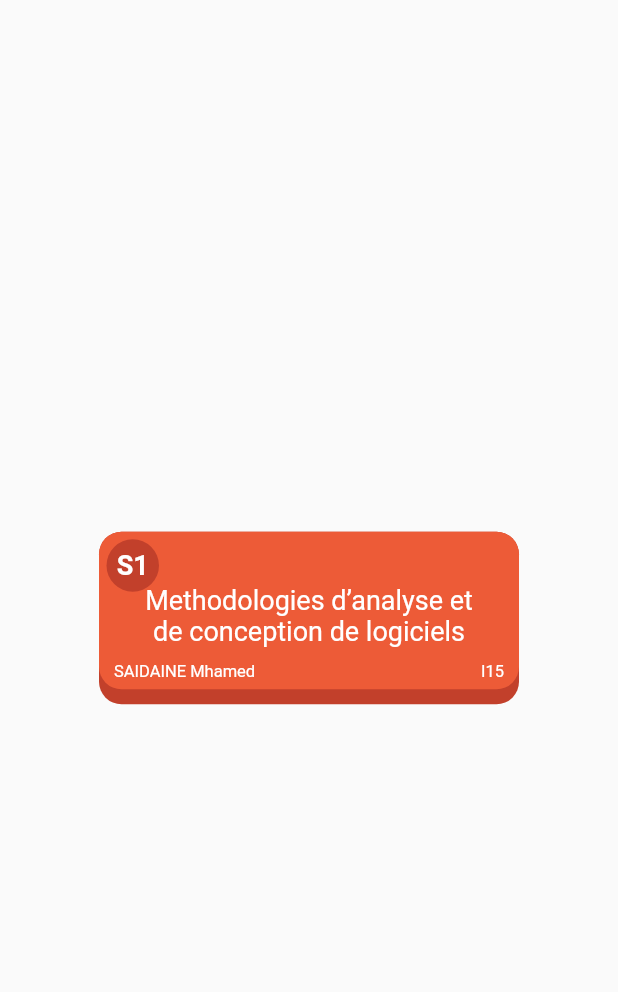
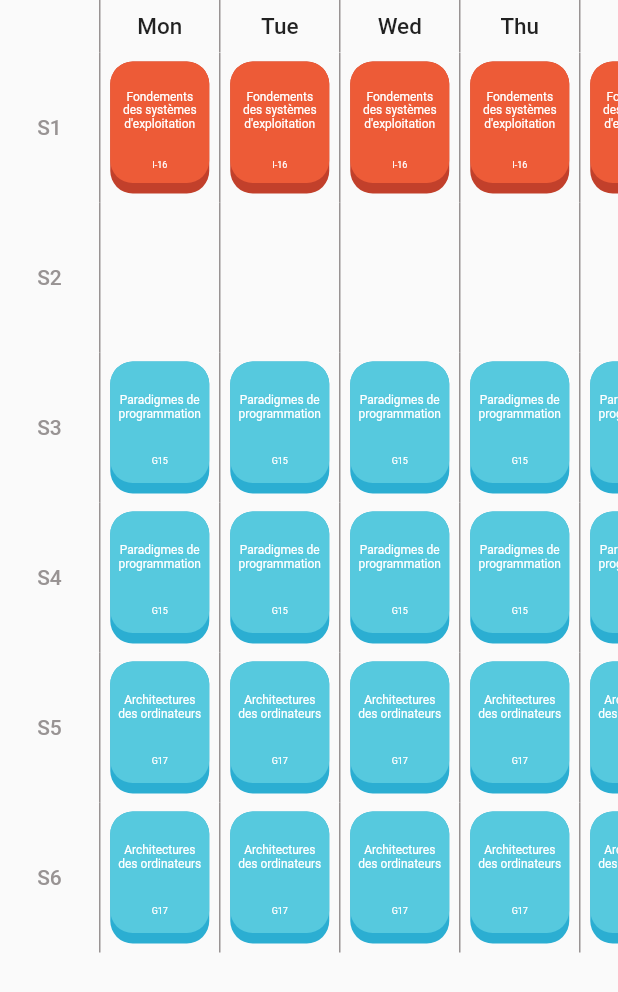
Before and after one commit to KouzanaFedi/Schedule-app, a Flutter app: the screen it shows after launch, on a phone screen of 412 x 824 dp. Shown: the top 992 px of the screen. Run offline on Flutter 3.47's test engine with Material 2 defaults, Android fonts, the phone set to English and light mode, and no system bars; missing offline and left inert: linked_scroll_controller; statements that could not run were skipped.

Commit message:
Created the byWeek schedule component

```diff
--- /dev/null
+++ b/lib/Components/ByWeek/dayBar.dart
@@ -0,0 +1,32 @@
+import 'package:flutter/material.dart';
+
+class DayBar extends StatelessWidget {
+  final int greyHex = 0xFF989393;
+  final List<String> days = ['Mon', 'Tue', 'Wed', 'Thu', 'Fri', 'Sat'];
+
+  Widget daySpace(String day) {
+    return Container(
+      child: Center(
+        child: Text(
+          day,
+          style: TextStyle(fontSize: 15, fontWeight: FontWeight.w500),
+        ),
+      ),
+      height: 35,
+      width: 80,
+      decoration: BoxDecoration(
+          border: Border(right: BorderSide(color: Color(greyHex)))),
+    );
+  }
+
+  @override
+  Widget build(BuildContext context) {
+    List<Widget> daysItems = [];
+    for (var day in days) {
+      daysItems.add(daySpace(day));
+    }
+    return Row(
+      children: <Widget>[...daysItems],
+    );
+  }
+}
--- /dev/null
+++ b/lib/Components/ByWeek/subjectBarWeek.dart
@@ -0,0 +1,15 @@
+import 'package:flutter/material.dart';
+import '../ByWeek/subjectsBar.dart';
+
+class SubjectBarWeek extends StatelessWidget {
+  @override
+  Widget build(BuildContext context) {
+    List<Widget> items = [];
+    for (var i = 0; i < 6; i++) {
+      items.add(SubjectsBar());
+    }
+    return Row(
+      children: <Widget>[...items],
+    );
+  }
+}
--- /dev/null
+++ b/lib/Components/ByWeek/subjectsBar.dart
@@ -0,0 +1,91 @@
+import 'package:flutter/material.dart';
+import '../smallCard.dart';
+
+class SubjectsBar extends StatelessWidget {
+  final int greyHex = 0xFF989393;
+  final List day = [
+    {
+      "S": "1",
+      "Matière": "Fondements des systèmes d'exploitation",
+      "Enseignant": "BAROUNI Yosra",
+      "Type": "C",
+      "Salle": "I-16",
+      "Régime": "H"
+    },
+    {
+      "S": "3",
+      "Matière": "Paradigmes de programmation",
+      "Enseignant": "ZALILA Siwar",
+      "Type": "TP",
+      "Salle": "G15",
+      "Régime": "H"
+    },
+    {
+      "S": "4",
+      "Matière": "Paradigmes de programmation",
+      "Enseignant": "ZALILA Siwar",
+      "Type": "TP",
+      "Salle": "G15",
+      "Régime": "H"
+    },
+    {
+      "S": "5",
+      "Matière": "Architectures des ordinateurs",
+      "Enseignant": "LAZREG Nissan",
+      "Type": "TP",
+      "Salle": "G17",
+      "Régime": "Q_B"
+    },
+    {
+      "S": "6",
+      "Matière": "Architectures des ordinateurs",
+      "Enseignant": "LAZREG Nissan",
+      "Type": "TP",
+      "Salle": "G17",
+      "Régime": "Q_B"
+    }
+  ];
+
+  Widget subjectSpace(String subject, String place, String type) {
+    return Container(
+      width: 80,
+      height: 100,
+      child: Center(
+        child: SmallCard(subject: subject, place: place, type: type),
+      ),
+      decoration: BoxDecoration(
+          border: Border(
+        right: BorderSide(color: Color(greyHex)),
+      )),
+    );
+  }
+
+  @override
+  Widget build(BuildContext context) {
+    List<Widget> items = [];
+    Container empty = Container(
+      width: 80,
+      height: 100,
+      decoration: BoxDecoration(
+          border: Border(
+        right: BorderSide(color: Color(greyHex)),
+      )),
+    );
+    int current = 0;
+    for (var i = 1; i <= 6; i++) {
+      if (current < day.length) {
+        if (int.parse(day[current]["S"]) == i) {
+          items.add(subjectSpace(day[current]["Matière"], day[current]["Salle"],
+              day[current]["Type"]));
+          current++;
+        } else {
+          items.add(empty);
+        }
+      } else
+        items.add(empty);
+    }
+    return Column(
+      children: <Widget>[...items],
+    );
+  }
+}
--- /dev/null
+++ b/lib/Components/ByWeek/timeBar.dart
@@ -0,0 +1,37 @@
+import 'package:flutter/material.dart';
+import '../smallCard.dart';
+
+class TimeBar extends StatelessWidget {
+  final int greyHex = 0xFF989393;
+
+  Widget timeSpace(int i) {
+    return Container(
+      child: Center(
+        child: Text(
+          "S$i",
+          style: TextStyle(color: Color(greyHex), fontWeight: FontWeight.w500),
+        ),
+      ),
+      height: 100,
+      width: 67,
+      decoration: BoxDecoration(
+          border: Border(
+        right: BorderSide(color: Color(greyHex)),
+      )),
+    );
+  }
+
+  @override
+  Widget build(BuildContext context) {
+    List<Widget> barItems = [];
+    for (var i = 1; i <= 6; i++) {
+      barItems.add(timeSpace(i));
+    }
+
+    return Container(
+      child: Column(
+        children: <Widget>[...barItems],
+      ),
+    );
+  }
+}
--- /dev/null
+++ b/lib/Components/smallCard.dart
@@ -0,0 +1,68 @@
+import 'package:flutter/material.dart';
+import '../Interfaces/CardColor.dart';
+
+class SmallCard extends StatelessWidget {
+  final String subject, place, type;
+  final CardColor red = CardColor(0xFFED5B37, 0xFFC2402B);
+  final CardColor yellow = CardColor(0xFFF9A11C, 0xFFE8900E);
+  final CardColor blue = CardColor(0xFF56C9DE, 0xFF2BAED2);
+
+  SmallCard({
+    @required this.subject,
+    @required this.place,
+    @required this.type,
+  });
+
+  @override
+  Widget build(BuildContext context) {
+    CardColor currentColor;
+    switch (this.type) {
+      case 'C':
+        currentColor = this.red;
+        break;
+      case 'TD':
+        currentColor = this.yellow;
+        break;
+      case 'TP':
+        currentColor = this.blue;
+        break;
+    }
+
+    Container topCard = Container(
+        decoration: BoxDecoration(
+            borderRadius: BorderRadius.circular(15),
+            color: Color(currentColor.color)),
+        width: 66,
+        height: 81,
+        child: Column(
+          mainAxisAlignment: MainAxisAlignment.spaceAround,
+          children: <Widget>[
+            Padding(
+              padding: EdgeInsets.fromLTRB(5, 10, 5, 0),
+              child: Text(
+                this.subject,
+                style: TextStyle(color: Colors.white, fontSize: 8),
+                textAlign: TextAlign.center,
+              ),
+            ),
+            Text(
+              this.place,
+              style: TextStyle(color: Colors.white, fontSize: 6),
+              textAlign: TextAlign.right,
+            ),
+          ],
+        ));
+
+    Container bottomCard = Container(
+      decoration: BoxDecoration(
+          borderRadius: BorderRadius.circular(15),
+          color: Color(currentColor.shade)),
+      width: 66,
+      height: 88,
+    );
+
+    return Stack(
+      children: <Widget>[bottomCard, topCard],
+    );
+  }
+}
--- a/lib/Components/subjectCard.dart
+++ b/lib/Components/subjectCard.dart
@@ -72,7 +72,7 @@ class SubjectCard extends StatelessWidget {
           borderRadius: BorderRadius.circular(15),
           color: Color(currentColor.shade)),
       width: 280,
-      height: 115,
+      height: 112,
     );
 
     Container timeCard = Container(
--- /dev/null
+++ b/lib/Views/byWeek.dart
@@ -0,0 +1,96 @@
+import 'package:flutter/material.dart';
+import '../Components/ByWeek/dayBar.dart';
+import '../Components/ByWeek/subjectBarWeek.dart';
+import '../Components/ByWeek/timeBar.dart';
+import 'package:linked_scroll_controller/linked_scroll_controller.dart';
+
+class ByWeek extends StatefulWidget {
+  @override
+  _ByWeekState createState() => _ByWeekState();
+}
+
+class _ByWeekState extends State<ByWeek> {
+  LinkedScrollControllerGroup _controllersH;
+  ScrollController _controller1H;
+  ScrollController _controller2H;
+  LinkedScrollControllerGroup _controllersV;
+  ScrollController _controller1V;
+  ScrollController _controller2V;
+  final int greyHex = 0xFF989393;
+
+  @override
+  void initState() {
+    _controllersH = LinkedScrollControllerGroup();
+    _controller1H = _controllersH.addAndGet();
+    _controller2H = _controllersH.addAndGet();
+
+    _controllersV = LinkedScrollControllerGroup();
+    _controller1V = _controllersV.addAndGet();
+    _controller2V = _controllersV.addAndGet();
+    super.initState();
+  }
+
+  @override
+  void dispose() {
+    _controller1H.dispose();
+    _controller2H.dispose();
+
+    _controller1V.dispose();
+    _controller2V.dispose();
+    super.dispose();
+  }
+
+  @override
+  Widget build(BuildContext context) {
+    Container emptySpace = Container(
+      height: 35,
+      width: 67,
+      decoration: BoxDecoration(
+        border: Border(
+          right: BorderSide(color: Color(greyHex)),
+        ),
+      ),
+    );
+    return Scaffold(
+      body: Row(
+        children: <Widget>[
+          Column(
+            children: <Widget>[
+              emptySpace,
+              Flexible(
+                child: SingleChildScrollView(
+                  controller: _controller1V,
+                  child: TimeBar(),
+                ),
+              ),
+            ],
+          ),
+          Flexible(
+            child: Column(
+              children: <Widget>[
+                SingleChildScrollView(
+                  controller: _controller1H,
+                  scrollDirection: Axis.horizontal,
+                  child: DayBar(),
+                ),
+                Flexible(
+                  child: ListView(
+                    padding: EdgeInsets.zero,
+                    controller: _controller2V,
+                    children: <Widget>[
+                      SingleChildScrollView(
+                        controller: _controller2H,
+                        scrollDirection: Axis.horizontal,
+                        child: SubjectBarWeek(),
+                      ),
+                    ],
+                  ),
+                ),
+              ],
+            ),
+          ),
+        ],
+      ),
+    );
+  }
+}
--- a/lib/Views/home.dart
+++ b/lib/Views/home.dart
@@ -1,18 +1,29 @@
 import 'package:flutter/material.dart';
 import '../Components/subjectCard.dart';
+import '../Components/smallCard.dart';
+import '../Components/ByWeek/timeBar.dart';
+import '../Components/ByWeek/dayBar.dart';
+import '../Components/ByWeek/subjectsBar.dart';
+import '../Components/ByWeek/subjectBarWeek.dart';
 
 class Home extends StatelessWidget {
   @override
   Widget build(BuildContext context) {
     return Scaffold(
-        body: Center(
-      child: SubjectCard(
-        subject: 'Methodologies d’analyse et de conception de logiciels',
-        place: 'I15',
-        prof: 'SAIDAINE Mhamed',
-        type: 'C',
-        time: 'S1',
-      ),
+        body: Column(
+      children: <Widget>[Expanded(child: SubjectBarWeek())],
     ));
   }
 }
+// SubjectCard(
+//         subject: 'Methodologies d’analyse et de conception de logiciels',
+//         place: 'I15',
+//         prof: 'SAIDAINE Mhamed',
+//         type: 'C',
+//         time: 'S1',
+//       ),
+// SmallCard(
+//         subject: 'Methodologies d’analyse et de conception de logiciels',
+//         place: 'I15',
+//         type: 'TP',
+//       ),
--- a/lib/main.dart
+++ b/lib/main.dart
@@ -1,5 +1,6 @@
 import 'package:flutter/material.dart';
 import 'Views/home.dart';
+import 'Views/byWeek.dart';
 
 void main() {
   runApp(MyApp());
@@ -10,7 +11,7 @@ class MyApp extends StatelessWidget {
   @override
   Widget build(BuildContext context) {
     return MaterialApp(
-      home: Home(),
+      home: ByWeek(),
       theme: ThemeData(),
     );
   }
--- a/pubspec.yaml
+++ b/pubspec.yaml
@@ -23,6 +23,7 @@ environment:
 dependencies:
   flutter:
     sdk: flutter
+  linked_scroll_controller: ^0.1.2
 
 
   # The following adds the Cupertino Icons font to your application.
```
Also changed, not shown: pubspec.lock.
